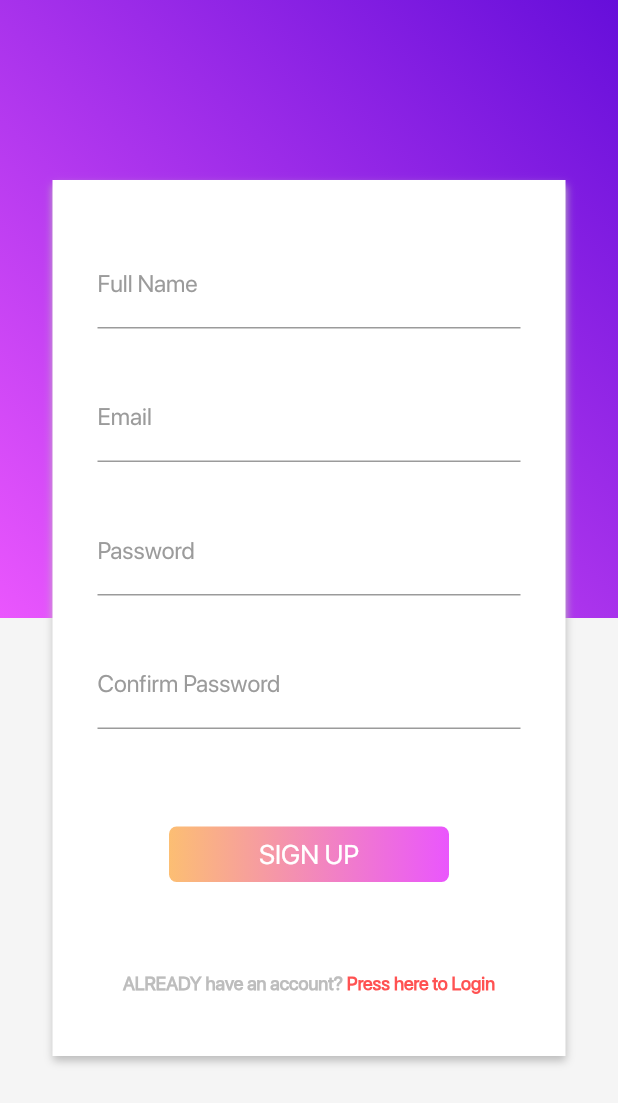
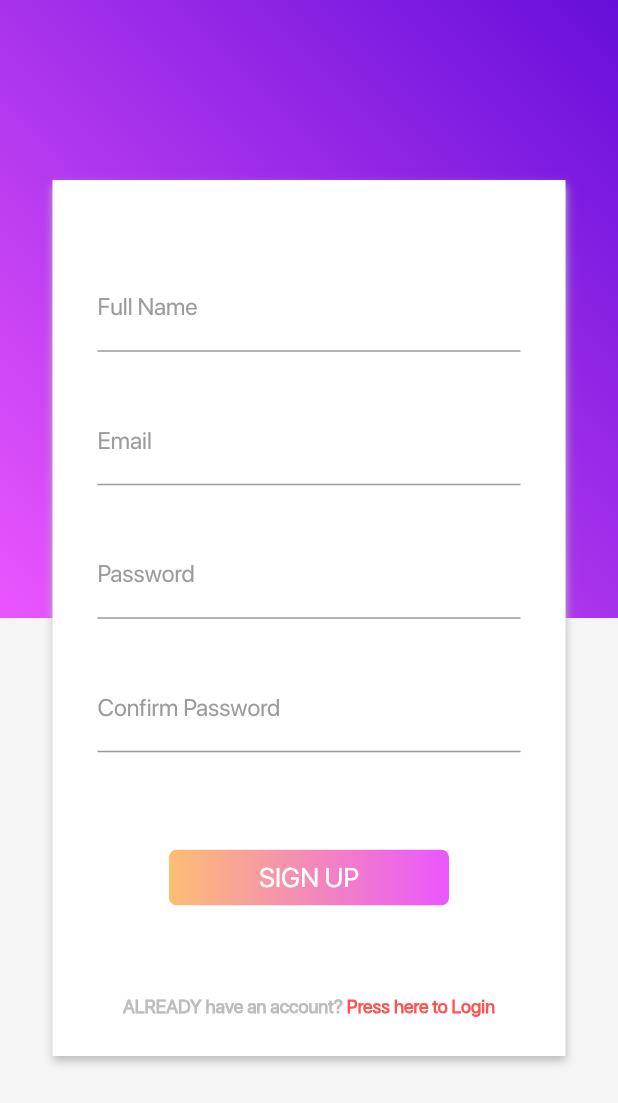
Before and after one commit to feMoraes0/wallet-ui, a Flutter app: the screen it shows after launch, after a tap on "Don't have an account?", on a phone screen of 412 x 824 dp. Shown: the top 1103 px of the screen. Run offline on Flutter 3.47's test engine with Material 2 defaults, Android fonts, the phone set to English and light mode, and no system bars; network calls fail.

Commit message:
Fixed login and register screen

```diff
--- a/lib/screen/login.dart
+++ b/lib/screen/login.dart
@@ -11,7 +11,9 @@ class Login extends StatelessWidget {
       box: BoxCustom(
         width: size.width - 70.0,
         heigth: size.height - 420.0,
+        child: Container(
           child: Column(
+            mainAxisAlignment: MainAxisAlignment.center,
             children: <Widget>[
               Padding(
                 padding: const EdgeInsets.only(bottom: 30.0),
@@ -106,6 +108,7 @@ class Login extends StatelessWidget {
             ],
           ),
         ),
+      ),
       footer: Positioned(
         bottom: 0,
         left: 35.0,
--- a/lib/screen/register.dart
+++ b/lib/screen/register.dart
@@ -13,6 +13,7 @@ class Register extends StatelessWidget {
         width: size.width - 70.0,
         heigth: size.height - 240.0,
         child: Column(
+          mainAxisAlignment: MainAxisAlignment.center,
           children: <Widget>[
             Padding(
               padding: const EdgeInsets.only(bottom: 30.0),
```
Lines whose indentation alone changed are shown as unchanged.
